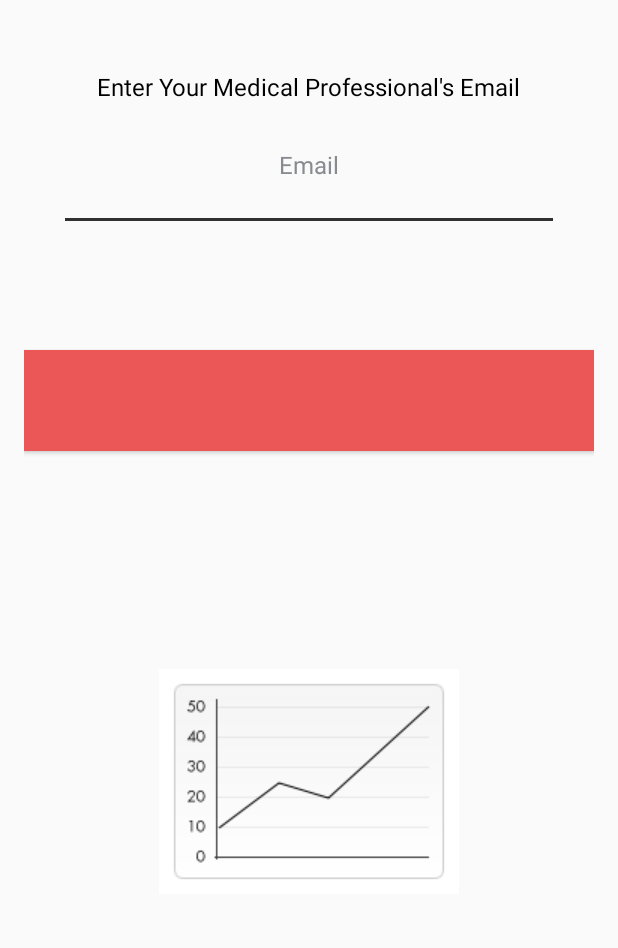
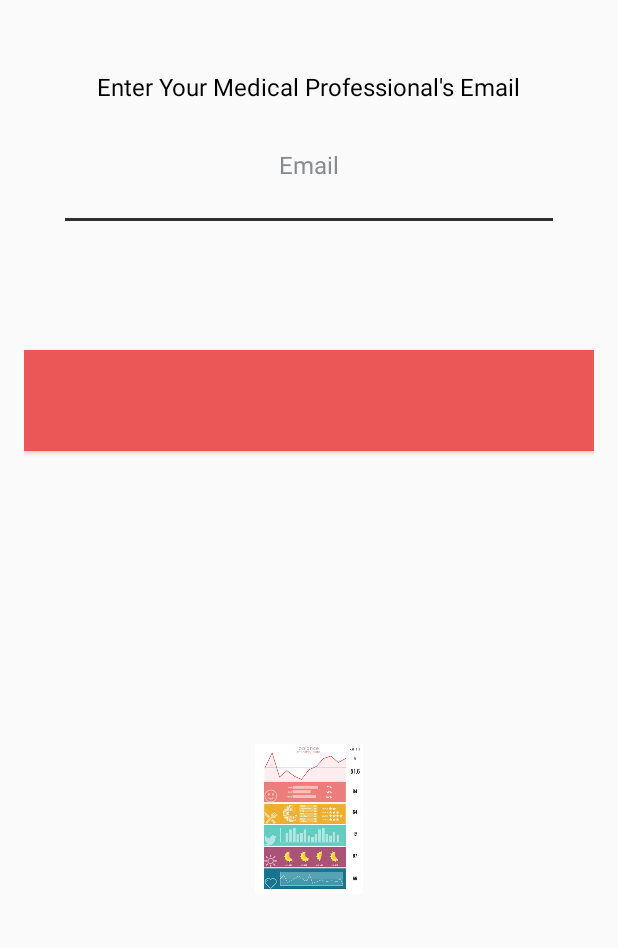
Before and after one commit to cs160-berkeley/Group-6-Project, an Android app: the Email screen opened directly, with no data from a screen before it, on a phone screen of 412 x 824 dp, the part 217-1165 px from its top. Run offline under Robolectric (Android 15) with nearby library versions, the phone set to English and light mode, and no system bars.

```diff
--- a/code/mobile/src/main/res/layout/content_email.xml
+++ b/code/mobile/src/main/res/layout/content_email.xml
@@ -69,12 +69,12 @@
         android:layout_centerHorizontal="true" />
 
     <ImageView
-        android:layout_width="wrap_content"
-        android:layout_height="wrap_content"
+        android:layout_width="100dp"
+        android:layout_height="100dp"
         android:id="@+id/graph2"
         android:layout_alignParentBottom="true"
         android:layout_centerHorizontal="true"
         android:layout_marginBottom="67dp"
-        android:src="@drawable/graph" />
+        android:src="@drawable/mymoodreport" />
 
 </RelativeLayout>
```
Also changed, not shown: code/mobile/src/main/res/drawable/mymoodreport.png (added), 2 other files.
